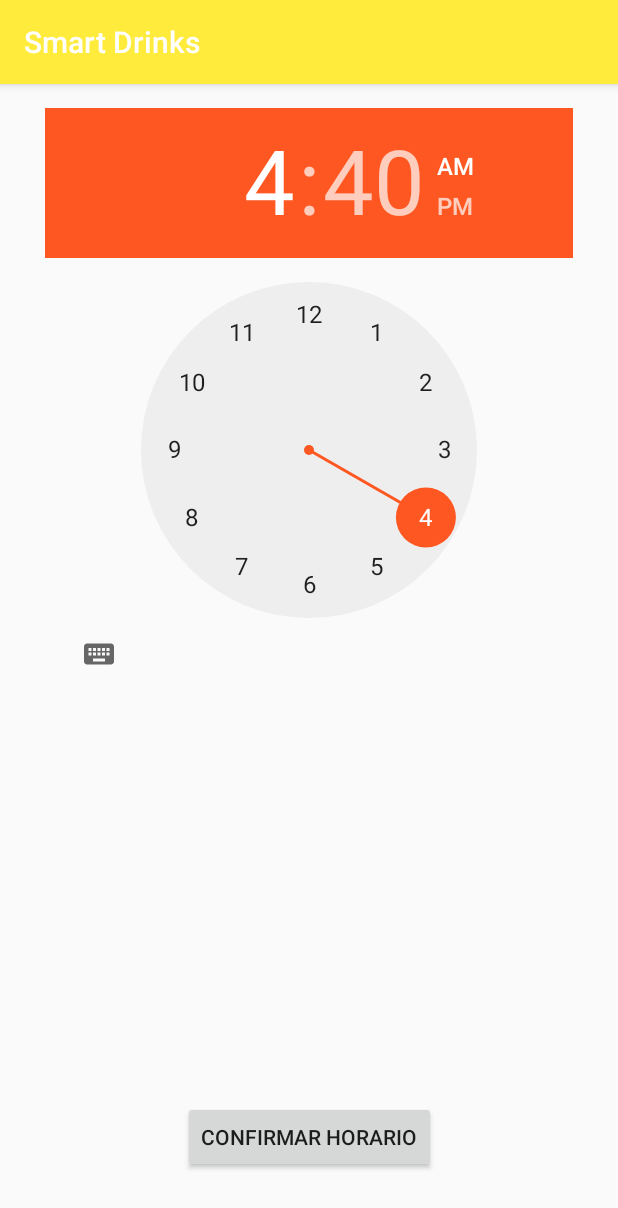
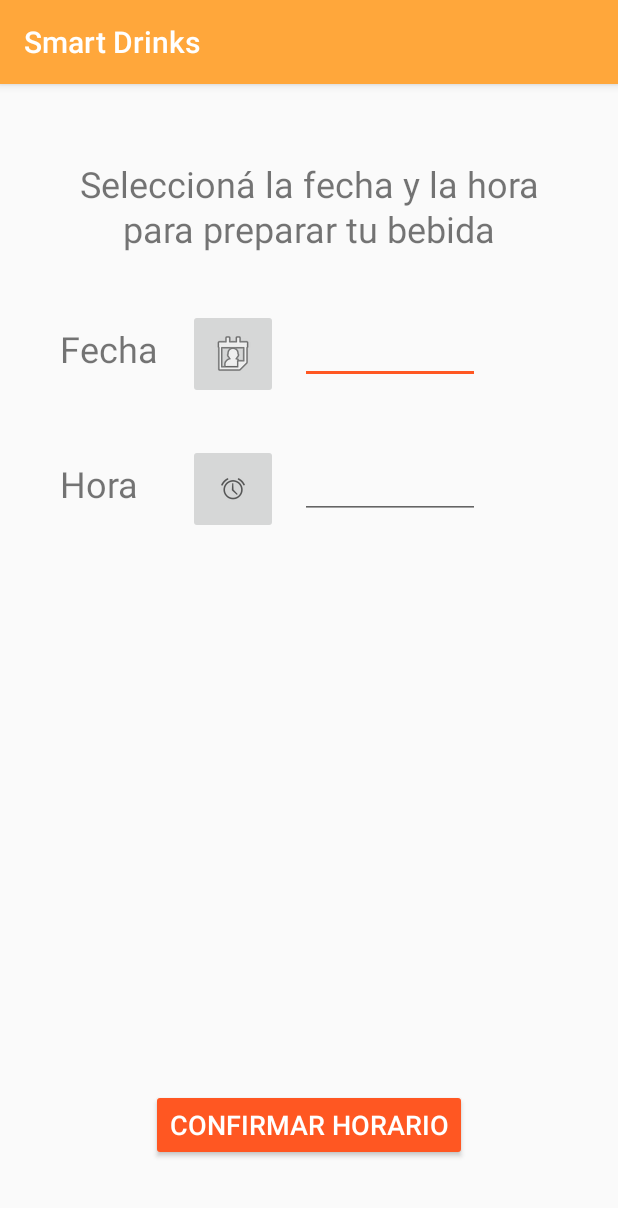
Before and after one commit to misen08/SmartDrink, an Android app: the ProgramarBebida screen opened directly, with no data from a screen before it, on a phone screen of 412 x 824 dp. Shown: the top 1208 px of the screen. Run offline under Robolectric (Android 15) with nearby library versions, the phone set to English and light mode, and no system bars.

Commit message:
Modificada clase PrepararBebida. Se usa calendario propio del celular

```diff
--- a/app/src/main/AndroidManifest.xml
+++ b/app/src/main/AndroidManifest.xml
@@ -1,5 +1,6 @@
 <?xml version="1.0" encoding="utf-8"?>
 <manifest xmlns:android="http://schemas.android.com/apk/res/android"
+    xmlns:tools="http://schemas.android.com/tools"
     package="xyris.smartdrink">
 
     <uses-permission android:name="android.permission.READ_CONTACTS"/>
@@ -18,7 +19,6 @@
         <activity android:name=".PantallaInicial">
             <intent-filter>
                 <action android:name="android.intent.action.MAIN" />
-
                 <category android:name="android.intent.category.LAUNCHER" />
             </intent-filter>
         </activity>
--- a/app/src/main/java/xyris/smartdrink/ProgramarBebida.java
+++ b/app/src/main/java/xyris/smartdrink/ProgramarBebida.java
@@ -1,34 +1,151 @@
 package xyris.smartdrink;
 
+import android.app.DatePickerDialog;
+import android.app.TimePickerDialog;
 import android.content.Intent;
 import android.os.Bundle;
 import android.support.v7.app.AppCompatActivity;
 import android.view.View;
 import android.widget.Button;
+import android.widget.CalendarView;
+import android.widget.DatePicker;
+import android.widget.EditText;
+import android.widget.ImageButton;
+import android.widget.TextView;
+import android.widget.TimePicker;
 import android.widget.Toast;
 
+import java.util.Calendar;
+import java.util.Date;
+import java.util.Locale;
 
-public class ProgramarBebida  extends AppCompatActivity {
+
+public class ProgramarBebida extends AppCompatActivity implements View.OnClickListener {
+
+    private static final String CERO = "0";
+    private static final String BARRA = "/";
+    private static final String DOS_PUNTOS = ":";
+
+    //Calendario para obtener fecha & hora
+    public final Calendar c = Calendar.getInstance();
+
+    //Variables para obtener la fecha
+    final int mes =  c.get(Calendar.MONTH);
+    final int dia = c.get(Calendar.DAY_OF_MONTH);
+    final int anio = c.get(Calendar.YEAR);
+
+    //Variables para obtener la hora hora
+    final int hora = c.get(Calendar.HOUR_OF_DAY);
+    final int minuto = c.get(Calendar.MINUTE);
+
+    //Widgets
+    EditText etFecha;
+    EditText etHora;
+    ImageButton ibObtenerFecha;
+    ImageButton ibObtenerHora;
+    Button btnAceptar;
+    TextView tvFecha;
+    TextView tvHora;
 
     @Override
     protected void onCreate(Bundle savedInstanceState) {
         super.onCreate(savedInstanceState);
         setContentView(R.layout.programar_bebida);
 
-        final Button botonConfirmarHorario = (Button) findViewById(R.id.botonConfirmarHorario);
+        tvFecha = (TextView) findViewById(R.id.textViewFecha);
+        tvHora = (TextView) findViewById(R.id.textViewHora);
 
+        //Widget EditText donde se mostrara la fecha obtenida
+        etFecha = (EditText) findViewById(R.id.fecha);
+        //Widget ImageButton del cual usaremos el evento clic para obtener la fecha
+        ibObtenerFecha = (ImageButton) findViewById(R.id.buttonCalendar);
+        //Evento setOnClickListener - clic
+        ibObtenerFecha.setOnClickListener(this);
 
-        botonConfirmarHorario.setOnClickListener(new View.OnClickListener() {
-            @Override
-            public void onClick(View v) {
-                //Logida de guardado del horario programado
-                Intent volverListaTragos = new Intent(ProgramarBebida.this, ListaDeTragos.class);
-                Toast.makeText(botonConfirmarHorario.getContext(),"Se programó su bebida en el horario seleccionado",Toast.LENGTH_SHORT).show();
-                startActivity(
-                        volverListaTragos
-                );
-            }
-        });
+        //Widget EditText donde se mostrara la hora obtenida
+        etHora = (EditText) findViewById(R.id.hora);
+        //Widget ImageButton del cual usaremos el evento clic para obtener la hora
+        ibObtenerHora = (ImageButton) findViewById(R.id.buttonHora);
+        //Evento setOnClickListener - clic
+        ibObtenerHora.setOnClickListener(this);
+
+        btnAceptar = (Button) findViewById(R.id.buttonAcceptTime);
+        btnAceptar.setOnClickListener(this);
     }
 
+    @Override
+    public void onClick(View v) {
+        switch (v.getId()){
+            case R.id.buttonCalendar:
+                obtenerFecha();
+                break;
+            case R.id.buttonHora:
+                obtenerHora();
+                break;
+            case R.id.buttonAcceptTime:
+                aceptarPrograma();
+                break;
+        }
+    }
+
+    private void obtenerFecha(){
+        DatePickerDialog recogerFecha = new DatePickerDialog(this, new DatePickerDialog.OnDateSetListener() {
+            @Override
+            public void onDateSet(DatePicker view, int year, int month, int dayOfMonth) {
+                //Esta variable lo que realiza es aumentar en uno el mes ya que comienza desde 0 = enero
+                final int mesActual = month + 1;
+                //Formateo el día obtenido: antepone el 0 si son menores de 10
+                String diaFormateado = (dayOfMonth < 10)? CERO + String.valueOf(dayOfMonth):String.valueOf(dayOfMonth);
+                //Formateo el mes obtenido: antepone el 0 si son menores de 10
+                String mesFormateado = (mesActual < 10)? CERO + String.valueOf(mesActual):String.valueOf(mesActual);
+                //Muestro la fecha con el formato deseado
+                etFecha.setText(diaFormateado + BARRA + mesFormateado + BARRA + year);
+            }
+            //Estos valores deben ir en ese orden, de lo contrario no mostrara la fecha actual
+            /**
+             *También puede cargar los valores que usted desee
+             */
+        },anio, mes, dia);
+        //Muestro el widget
+        recogerFecha.show();
+
+    }
+
+    private void obtenerHora(){
+        TimePickerDialog recogerHora = new TimePickerDialog(this, new TimePickerDialog.OnTimeSetListener() {
+            @Override
+            public void onTimeSet(TimePicker view, int hourOfDay, int minute) {
+                //Formateo el hora obtenido: antepone el 0 si son menores de 10
+                String horaFormateada =  (hourOfDay < 10)? String.valueOf(CERO + hourOfDay) : String.valueOf(hourOfDay);
+                //Formateo el minuto obtenido: antepone el 0 si son menores de 10
+                String minutoFormateado = (minute < 10)? String.valueOf(CERO + minute):String.valueOf(minute);
+                //Obtengo el valor a.m. o p.m., dependiendo de la selección del usuario
+                String AM_PM;
+                if(hourOfDay < 12) {
+                    AM_PM = "a.m.";
+                } else {
+                    AM_PM = "p.m.";
+                }
+                //Muestro la hora con el formato deseado
+                etHora.setText(horaFormateada + DOS_PUNTOS + minutoFormateado + " " + AM_PM);
+            }
+            //Estos valores deben ir en ese orden
+            //Al colocar en false se muestra en formato 12 horas y true en formato 24 horas
+            //Pero el sistema devuelve la hora en formato 24 horas
+        }, hora, minuto, true);
+
+        recogerHora.show();
+    }
+
+    public void aceptarPrograma(){
+        //Agregar validaciones de fecha y hora
+        if(etFecha.getText().length() == 0)
+            Toast.makeText(this, "La fecha no puede ser vacía", Toast.LENGTH_SHORT).show();
+        else if(etHora.getText().length() == 0)
+            Toast.makeText(this, "La hora no puede ser vacía", Toast.LENGTH_SHORT).show();
+        else {
+            Toast.makeText(this, "Bebida programada", Toast.LENGTH_SHORT).show();
+            finish();
+        }
+    }
 }
--- a/app/src/main/res/layout/programar_bebida.xml
+++ b/app/src/main/res/layout/programar_bebida.xml
@@ -5,31 +5,106 @@
     android:layout_width="match_parent"
     android:layout_height="match_parent">
 
-    <TimePicker
-        android:id="@+id/timePicker"
-        android:layout_width="0dp"
-        android:layout_height="0dp"
-        android:layout_marginBottom="32dp"
-        android:layout_marginEnd="30dp"
-        android:layout_marginStart="30dp"
-        android:layout_marginTop="16dp"
-        app:layout_constraintBottom_toTopOf="@+id/botonConfirmarHorario"
+    <Button
+        android:id="@+id/buttonAcceptTime"
+        style="@style/Widget.AppCompat.Button.Colored"
+        android:layout_width="wrap_content"
+        android:layout_height="wrap_content"
+        android:layout_marginBottom="50dp"
+        android:text="CONFIRMAR HORARIO"
+        android:textSize="18sp"
+        app:layout_constraintBottom_toBottomOf="parent"
+        app:layout_constraintEnd_toEndOf="parent"
+        app:layout_constraintStart_toStartOf="parent" />
+
+    <TextView
+        android:id="@+id/textViewSelectTime1"
+        android:layout_width="wrap_content"
+        android:layout_height="wrap_content"
+        android:layout_marginEnd="8dp"
+        android:layout_marginStart="8dp"
+        android:layout_marginTop="80dp"
+        android:text="para preparar tu bebida"
+        android:textAlignment="center"
+        android:textSize="24sp"
         app:layout_constraintEnd_toEndOf="parent"
         app:layout_constraintStart_toStartOf="parent"
-        app:layout_constraintTop_toTopOf="parent">
+        app:layout_constraintTop_toTopOf="parent" />
 
-    </TimePicker>
-
-    <Button
-        android:id="@+id/botonConfirmarHorario"
+    <TextView
+        android:id="@+id/textViewSelectTime2"
         android:layout_width="wrap_content"
         android:layout_height="wrap_content"
-        android:layout_marginBottom="42dp"
-        android:text="CONFIRMAR HORARIO"
-        app:layout_constraintBottom_toBottomOf="parent"
+        android:layout_marginEnd="8dp"
+        android:layout_marginStart="8dp"
+        android:layout_marginTop="50dp"
+        android:text="Seleccioná la fecha y la hora"
+        android:textAlignment="center"
+        android:textSize="24sp"
         app:layout_constraintEnd_toEndOf="parent"
         app:layout_constraintStart_toStartOf="parent"
-        app:layout_constraintTop_toBottomOf="@+id/timePicker" />
+        app:layout_constraintTop_toTopOf="parent" />
+
+    <EditText
+        android:id="@+id/fecha"
+        android:layout_width="120dp"
+        android:layout_height="40dp"
+        android:layout_marginStart="200dp"
+        android:layout_marginTop="160dp"
+        app:layout_constraintStart_toStartOf="parent"
+        app:layout_constraintTop_toTopOf="parent" />
+
+    <EditText
+        android:id="@+id/hora"
+        android:layout_width="120dp"
+        android:layout_height="40dp"
+        android:layout_marginStart="200dp"
+        android:layout_marginTop="250dp"
+        app:layout_constraintStart_toStartOf="parent"
+        app:layout_constraintTop_toTopOf="parent" />
+
+    <ImageButton
+        android:id="@+id/buttonCalendar"
+        android:layout_width="60dp"
+        android:layout_height="60dp"
+        android:layout_marginStart="125dp"
+        android:layout_marginTop="150dp"
+        app:layout_constraintStart_toStartOf="parent"
+        app:layout_constraintTop_toTopOf="parent"
+        app:srcCompat="@android:drawable/ic_menu_my_calendar" />
+
+    <ImageButton
+        android:id="@+id/buttonHora"
+        android:layout_width="60dp"
+        android:layout_height="60dp"
+        android:layout_marginStart="125dp"
+        android:layout_marginTop="240dp"
+        app:layout_constraintStart_toStartOf="parent"
+        app:layout_constraintTop_toTopOf="parent"
+        app:srcCompat="@android:drawable/ic_lock_idle_alarm" />
+
+    <TextView
+        android:id="@+id/textViewFecha"
+        android:layout_width="80dp"
+        android:layout_height="40dp"
+        android:layout_marginStart="40dp"
+        android:layout_marginTop="160dp"
+        android:text="Fecha"
+        android:textAllCaps="false"
+        android:textSize="24sp"
+        app:layout_constraintStart_toStartOf="parent"
+        app:layout_constraintTop_toTopOf="parent" />
+
+    <TextView
+        android:id="@+id/textViewHora"
+        android:layout_width="80dp"
+        android:layout_height="40dp"
+        android:layout_marginStart="40dp"
+        android:layout_marginTop="250dp"
+        android:text="Hora"
+        android:textSize="24sp"
+        app:layout_constraintStart_toStartOf="parent"
+        app:layout_constraintTop_toTopOf="parent" />
 
 
 </android.support.constraint.ConstraintLayout>
--- a/app/src/main/res/values/colors.xml
+++ b/app/src/main/res/values/colors.xml
@@ -1,6 +1,6 @@
 <?xml version="1.0" encoding="utf-8"?>
 <resources>
-    <color name="colorPrimary">#FFEB3B</color>
+    <color name="colorPrimary">#ffa73b</color>
     <color name="colorPrimaryDark">#FBC02D</color>
     <color name="colorAccent">#FF5722</color>
 </resources>
```
Also changed, not shown: app/src/main/java/xyris/smartdrink/DialogoGustos.java (added, +28 -0 lines), app/src/main/java/xyris/smartdrink/ListaDeTragos.java (+47 -5 lines), app/src/main/java/xyris/smartdrink/QRReader.java (+14 -13 lines), app/src/main/res/layout/activity_qrreader.xml (+36 -36 lines), app/src/main/res/layout/item_category.xml (+13 -1 lines), app/src/main/res/drawable/scan_qr.png, 388 other files.
